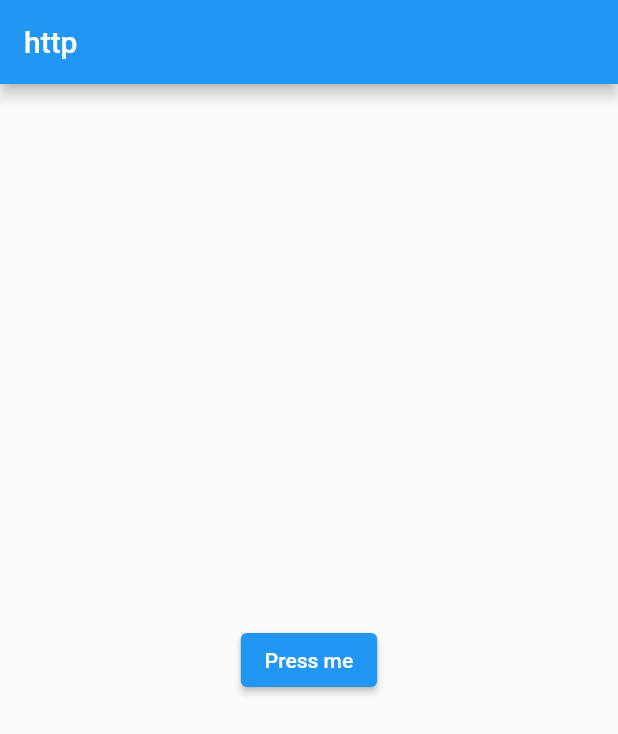
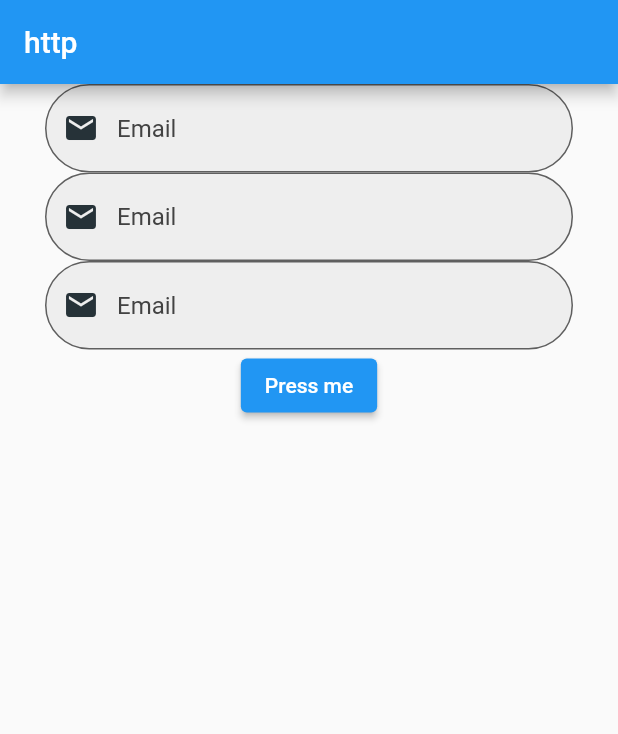
Before and after one commit to emilio-kariuki/http_emi, a Flutter app: the screen it shows after launch, on a phone screen of 412 x 824 dp. Shown: the top 734 px of the screen. Run offline on Flutter 3.47's test engine with Material 2 defaults, Android fonts, the phone set to English and light mode, and no system bars.

Commit message:
February 20, 2022 8:28 PM

```diff
--- a/lib/main.dart
+++ b/lib/main.dart
@@ -15,13 +15,72 @@ class Home extends StatefulWidget {
 }
 
 class _HomeState extends State<Home> {
+  final first_name = TextEditingController();
+  final second_name = TextEditingController();
+  final age = TextEditingController();
   @override
   Widget build(BuildContext context) {
     return Scaffold(
-      appBar: AppBar(title: Text('http')),
-      body: Center(child: ElevatedButton(
-        onPressed: (){},
-        child: Text("Press me"),
-    )));
+        appBar: AppBar(title: Text('http')),
+        body: Column(
+          children: [
+            Padding(
+              padding: const EdgeInsets.fromLTRB(30, 0, 30, 0),
+              child: TextFormField(
+                decoration: InputDecoration(
+                    border: OutlineInputBorder(
+                      borderRadius: BorderRadius.circular(30.0),
+                    ),
+                    // icon: Icon(Icons.person,size:30,color: Colors.black),
+                    filled: true,
+                    hintStyle: TextStyle(color: Colors.grey[800]),
+                    focusColor: Colors.red,
+                    hintText: "Email",
+                    prefixIcon: Icon(Icons.mail, color: Colors.blueGrey[900]),
+                    fillColor: Colors.grey[200]),
+                controller: first_name,
+              ),
+            ),
+            Padding(
+              padding: const EdgeInsets.fromLTRB(30, 0, 30, 0),
+              child: TextFormField(
+                decoration: InputDecoration(
+                    border: OutlineInputBorder(
+                      borderRadius: BorderRadius.circular(30.0),
+                    ),
+                    // icon: Icon(Icons.person,size:30,color: Colors.black),
+                    filled: true,
+                    hintStyle: TextStyle(color: Colors.grey[800]),
+                    focusColor: Colors.red,
+                    hintText: "Email",
+                    prefixIcon: Icon(Icons.mail, color: Colors.blueGrey[900]),
+                    fillColor: Colors.grey[200]),
+                controller: second_name,
+              ),
+            ),
+            Padding(
+              padding: const EdgeInsets.fromLTRB(30, 0, 30, 0),
+              child: TextFormField(
+                decoration: InputDecoration(
+                    border: OutlineInputBorder(
+                      borderRadius: BorderRadius.circular(30.0),
+                    ),
+                    // icon: Icon(Icons.person,size:30,color: Colors.black),
+                    filled: true,
+                    hintStyle: TextStyle(color: Colors.grey[800]),
+                    focusColor: Colors.red,
+                    hintText: "Email",
+                    prefixIcon: Icon(Icons.mail, color: Colors.blueGrey[900]),
+                    fillColor: Colors.grey[200]),
+                controller: age,
+              ),
+            ),
+            Center(
+                child: ElevatedButton(
+              onPressed: () {},
+              child: Text("Press me"),
+            )),
+          ],
+        ));
   }
 }
```
